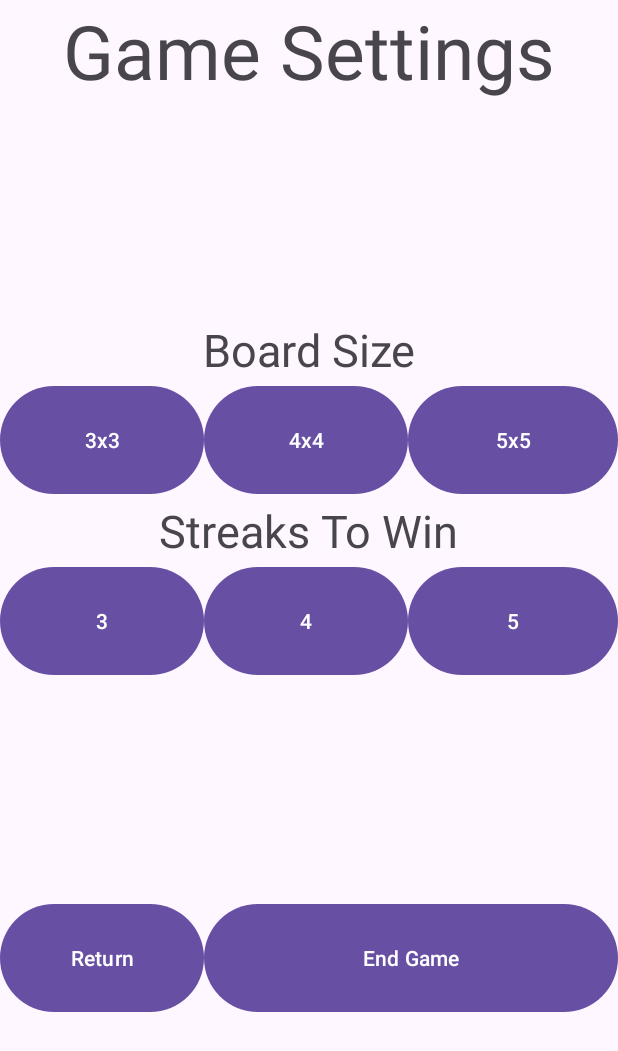
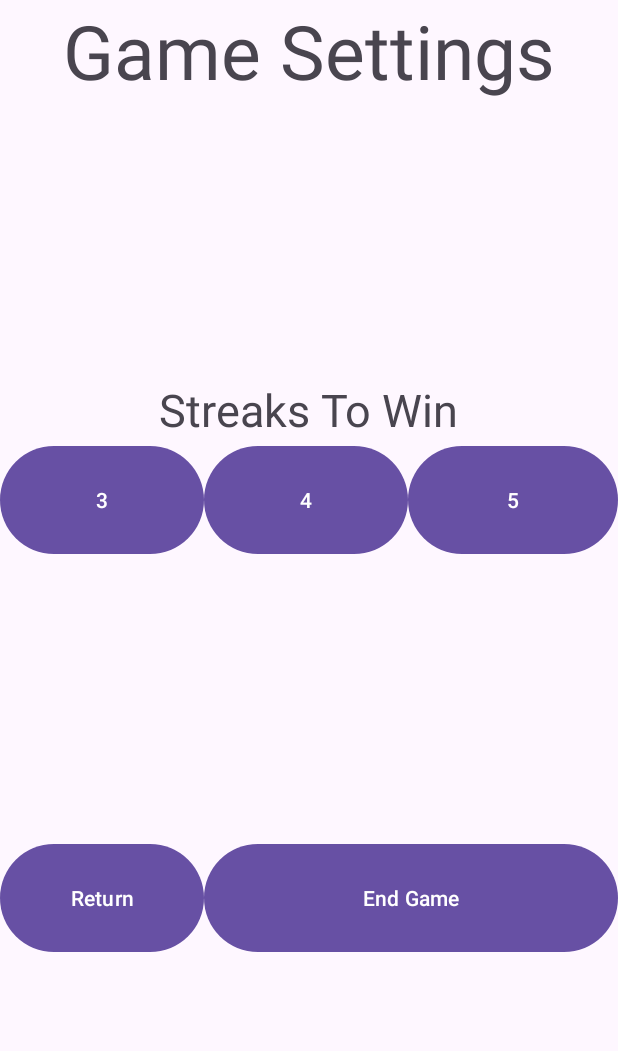
Before and after one commit to mustafa2038/MAD_Assignment_1, an Android app: the fragment GameSettingsInGame placed in its activity, on a phone screen of 412 x 824 dp. Shown: the top 1051 px of the screen. Run offline under Robolectric (Android 15) with nearby library versions, the light colour scheme and no system bars.

Commit message:
Changed in game setting

```diff
--- a/TicTacToe/app/src/main/java/com/example/tictactoe/GameSettingsInGame.java
+++ b/TicTacToe/app/src/main/java/com/example/tictactoe/GameSettingsInGame.java
@@ -65,9 +65,6 @@ public class GameSettingsInGame extends Fragment {
 
         Button returnBut = rootView.findViewById(R.id.butReturn);
         Button endGameBut = rootView.findViewById(R.id.butEndGame);
-        Button boardBut1 = rootView.findViewById(R.id.butBoard1);
-        Button boardBut2 = rootView.findViewById(R.id.butBoard2);
-        Button boardBut3 = rootView.findViewById(R.id.butBoard3);
         Button streakBut1 = rootView.findViewById(R.id.butStreak1);
         Button streakBut2 = rootView.findViewById(R.id.butStreak2);
         Button streakBut3 = rootView.findViewById(R.id.butStreak3);
@@ -93,24 +90,7 @@ public class GameSettingsInGame extends Fragment {
 
             }
         });
-        boardBut1.setOnClickListener(new View.OnClickListener() {
-            @Override
-            public void onClick(View view) {
-                mainActivityDataViewModel.setBoardSize("3x3");
-            }
-        });
-        boardBut2.setOnClickListener(new View.OnClickListener() {
-            @Override
-            public void onClick(View view) {
-                mainActivityDataViewModel.setBoardSize("4x4");
-            }
-        });
-        boardBut3.setOnClickListener(new View.OnClickListener() {
-            @Override
-            public void onClick(View view) {
-                mainActivityDataViewModel.setBoardSize("5x5");
-            }
-        });
+
         streakBut1.setOnClickListener(new View.OnClickListener() {
             @Override
             public void onClick(View view) {
--- a/TicTacToe/app/src/main/res/layout/fragment_game_settings_in_game.xml
+++ b/TicTacToe/app/src/main/res/layout/fragment_game_settings_in_game.xml
@@ -48,49 +48,6 @@
             app:layout_constraintGuide_percent=".66" />
 
         <TextView
-            android:id="@+id/textView2"
-            android:layout_width="wrap_content"
-            android:layout_height="wrap_content"
-            android:textSize="30sp"
-            android:text="Board Size"
-            app:layout_constraintTop_toTopOf="parent"
-            app:layout_constraintEnd_toEndOf="parent"
-            app:layout_constraintStart_toStartOf="parent" />
-
-        <Button
-            android:id="@+id/butBoard1"
-            android:layout_width="0dp"
-            android:layout_height="80dp"
-            android:text="3x3"
-            app:layout_constraintEnd_toStartOf="@id/guideline1"
-            app:layout_constraintStart_toStartOf="parent"
-            app:layout_constraintTop_toBottomOf="@+id/textView2"
-            app:layout_constraintBottom_toTopOf="@+id/textView3"
-            />
-
-        <Button
-            android:id="@+id/butBoard2"
-            android:layout_width="0dp"
-            android:layout_height="80dp"
-            android:text="4x4"
-            app:layout_constraintEnd_toStartOf="@id/guideline2"
-            app:layout_constraintStart_toEndOf="@id/guideline1"
-            app:layout_constraintTop_toBottomOf="@+id/textView2"
-            app:layout_constraintBottom_toTopOf="@+id/textView3"
-            />
-
-        <Button
-            android:id="@+id/butBoard3"
-            android:layout_width="0dp"
-            android:layout_height="80dp"
-            android:text="5x5"
-            app:layout_constraintEnd_toEndOf="parent"
-            app:layout_constraintStart_toEndOf="@id/guideline2"
-            app:layout_constraintTop_toBottomOf="@+id/textView2"
-            app:layout_constraintBottom_toTopOf="@+id/textView3"
-            />
-
-        <TextView
             android:id="@+id/textView3"
             android:layout_width="wrap_content"
             android:layout_height="wrap_content"
@@ -98,7 +55,7 @@
             android:text="Streaks To Win"
             app:layout_constraintEnd_toEndOf="parent"
             app:layout_constraintStart_toStartOf="parent"
-            app:layout_constraintTop_toBottomOf="@+id/butBoard2"
+            app:layout_constraintTop_toBottomOf="@+id/constraintLayout1"
             app:layout_constraintBottom_toTopOf="@id/butStreak2"
             />
 
@@ -184,9 +141,4 @@
 
     </androidx.constraintlayout.widget.ConstraintLayout>
 
-
-
-
-
-
 </androidx.constraintlayout.widget.ConstraintLayout>
```
